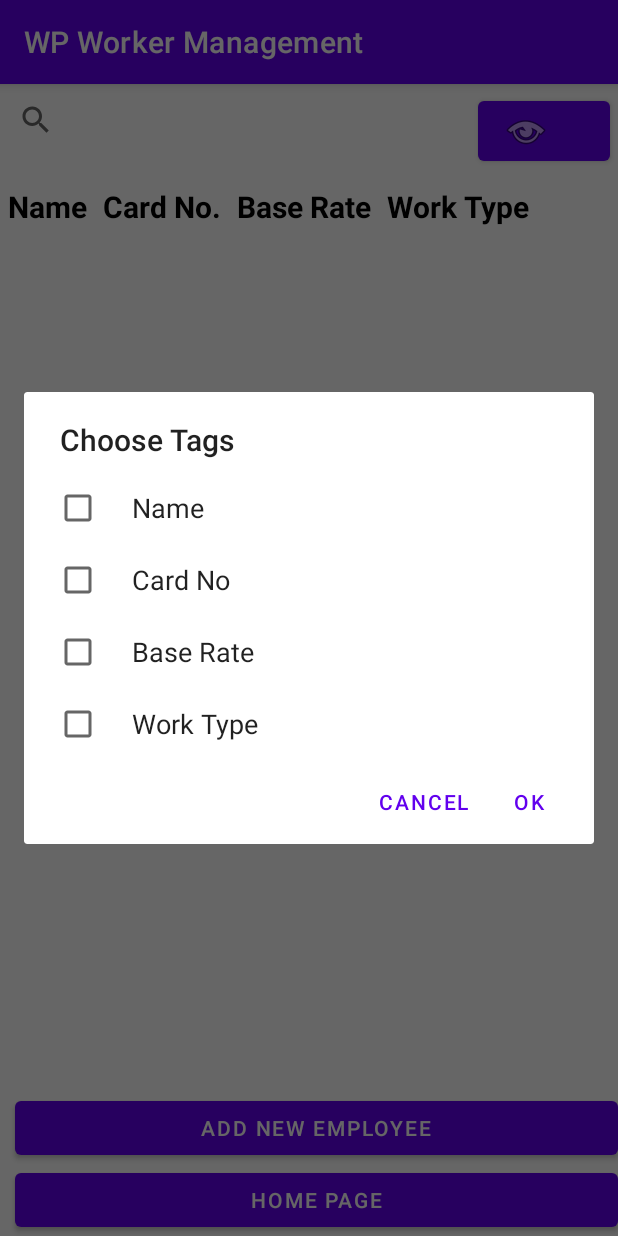
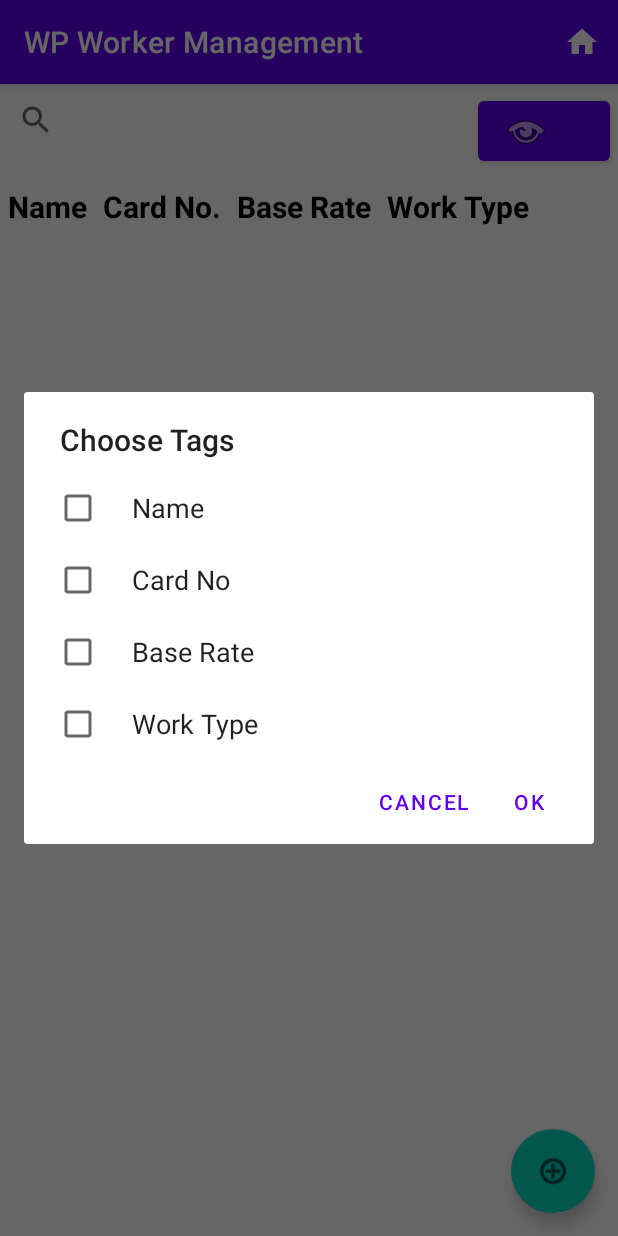
Before and after one commit to ronakpadia/WPWorkerManagement, an Android app: the WorkerListActivity screen opened directly, with no data from a screen before it, after a tap on an icon or button, on a phone screen of 412 x 824 dp. Run offline under Robolectric (Android 15) with nearby library versions, the phone set to English and light mode, and no system bars; our stand-ins replace Firebase (no records; nobody signed in at launch, a user with empty details on screens opened directly).

Commit message:
Minor changes
Added home button in all activities
Modified workerlist activity add/remove buttons

```diff
--- a/app/src/main/java/com/theinternetcompany/wpworkermanagement/MainActivity.java
+++ b/app/src/main/java/com/theinternetcompany/wpworkermanagement/MainActivity.java
@@ -49,6 +49,8 @@ public class MainActivity extends AppCompatActivity {
     @Override
     public void onBackPressed() {
     }
+
+
 
     @Override
     protected void onCreate(Bundle savedInstanceState) {
--- a/app/src/main/java/com/theinternetcompany/wpworkermanagement/WorkerListActivity.java
+++ b/app/src/main/java/com/theinternetcompany/wpworkermanagement/WorkerListActivity.java
@@ -8,6 +8,9 @@ import android.content.DialogInterface;
 import android.content.Intent;
 import android.os.Bundle;
 import android.util.Log;
+import android.view.Menu;
+import android.view.MenuInflater;
+import android.view.MenuItem;
 import android.view.View;
 import android.widget.Button;
 import android.widget.SearchView;
@@ -15,6 +18,7 @@ import android.widget.TableLayout;
 import android.widget.TableRow;
 import android.widget.TextView;
 
+import com.google.android.material.floatingactionbutton.FloatingActionButton;
 import com.google.firebase.database.DataSnapshot;
 import com.google.firebase.database.DatabaseError;
 import com.google.firebase.database.DatabaseReference;
@@ -28,7 +32,8 @@ import java.util.List;
 
 public class WorkerListActivity extends AppCompatActivity {
 
-    private Button btnHome, btnNewEmployee, btnHideShowColumns;
+    private Button btnHome, btnHideShowColumns;
+    private FloatingActionButton btnNewEmployee;
     TableLayout projectTable;
     private SearchView searchView;
     private ArrayList<WorkerProfile> workerList = new ArrayList<>();
@@ -39,12 +44,31 @@ public class WorkerListActivity extends AppCompatActivity {
     }
 
     @Override
+    public boolean onCreateOptionsMenu(Menu menu) {
+        MenuInflater inflater = getMenuInflater();
+        inflater.inflate(R.menu.menu_home_button, menu);
+        return true;
+    }
+    @Override
+    public boolean onOptionsItemSelected(MenuItem item) {
+        switch (item.getItemId()) {
+            // action with ID action_refresh was selected
+            case R.id.go_home:
+                Intent intent = new Intent(WorkerListActivity.this, MainActivity.class);
+                startActivity(intent);
+                break;
+        }
+
+        return true;
+    }
+
+    @Override
     protected void onCreate(Bundle savedInstanceState) {
         super.onCreate(savedInstanceState);
         setContentView(R.layout.activity_worker_list);
 
         btnHome = findViewById(R.id.home);
-        btnNewEmployee = findViewById(R.id.btnNewEmployee);
+        btnNewEmployee = findViewById(R.id.btnAddNewWorker);
         searchView = findViewById(R.id.searchView);
         btnHideShowColumns = findViewById(R.id.btnHideShowColumns);
         mainRef.keepSynced(true);
@@ -114,13 +138,6 @@ public class WorkerListActivity extends AppCompatActivity {
             }
         });
 
-
-        btnHome.setOnClickListener(new View.OnClickListener(){
-            @Override
-            public void onClick(View view) {
-                transitionToMainActivity();
-            }
-        });
         btnNewEmployee.setOnClickListener(new View.OnClickListener(){
             @Override
             public void onClick(View view) {
--- a/app/src/main/res/layout/activity_worker_list.xml
+++ b/app/src/main/res/layout/activity_worker_list.xml
@@ -6,7 +6,19 @@
     android:layout_height="match_parent"
     tools:context=".WorkerListActivity">
 
+    <com.google.android.material.floatingactionbutton.FloatingActionButton
+        android:id="@+id/btnAddNewWorker"
+        android:layout_width="wrap_content"
+        android:layout_height="wrap_content"
+        android:layout_marginEnd="15dp"
+        android:layout_marginBottom="15dp"
+        android:clickable="true"
+        app:layout_constraintBottom_toBottomOf="parent"
+        app:layout_constraintEnd_toEndOf="parent"
+        app:srcCompat="@android:drawable/ic_menu_add" />
+
     <RelativeLayout
+        android:id="@+id/relativeLayout"
         android:layout_width="match_parent"
         android:layout_height="match_parent"
         app:layout_constraintBottom_toBottomOf="parent"
@@ -18,8 +30,8 @@
             android:id="@+id/linearLayout"
             android:layout_width="match_parent"
             android:layout_height="match_parent"
-            android:orientation="vertical"
-            android:layout_above="@+id/LL">
+            android:layout_above="@+id/LL"
+            android:orientation="vertical">
 
             <LinearLayout
                 android:layout_width="match_parent"
@@ -45,7 +57,7 @@
 
             <HorizontalScrollView
                 android:layout_width="match_parent"
-                android:layout_height="match_parent" >
+                android:layout_height="match_parent">
 
                 <ScrollView
                     android:layout_width="wrap_content"
@@ -73,10 +85,10 @@
                                     android:layout_height="wrap_content"
                                     android:padding="5dp"
                                     android:text="Name"
+                                    android:textAppearance="?android:attr/textAppearanceMedium"
+                                    android:textColor="@color/black"
                                     android:textSize="20dp"
-                                    android:textStyle="bold"
-                                    android:textColor="@color/black"
-                                    android:textAppearance="?android:attr/textAppearanceMedium"></TextView>
+                                    android:textStyle="bold"></TextView>
 
                                 <TextView
                                     android:id="@+id/cardTag"
@@ -84,10 +96,10 @@
                                     android:layout_height="wrap_content"
                                     android:padding="5dp"
                                     android:text="Card No."
+                                    android:textAppearance="?android:attr/textAppearanceMedium"
+                                    android:textColor="@color/black"
                                     android:textSize="20dp"
-                                    android:textStyle="bold"
-                                    android:textColor="@color/black"
-                                    android:textAppearance="?android:attr/textAppearanceMedium"></TextView>
+                                    android:textStyle="bold"></TextView>
 
                                 <TextView
                                     android:id="@+id/rateTag"
@@ -95,10 +107,10 @@
                                     android:layout_height="wrap_content"
                                     android:padding="5dp"
                                     android:text="Base Rate"
+                                    android:textAppearance="?android:attr/textAppearanceMedium"
+                                    android:textColor="@color/black"
                                     android:textSize="20dp"
-                                    android:textStyle="bold"
-                                    android:textColor="@color/black"
-                                    android:textAppearance="?android:attr/textAppearanceMedium"></TextView>
+                                    android:textStyle="bold"></TextView>
 
                                 <TextView
                                     android:id="@+id/workTpyeTag"
@@ -106,10 +118,10 @@
                                     android:layout_height="wrap_content"
                                     android:padding="5dp"
                                     android:text="Work Type"
+                                    android:textAppearance="?android:attr/textAppearanceMedium"
+                                    android:textColor="@color/black"
                                     android:textSize="20dp"
-                                    android:textStyle="bold"
-                                    android:textColor="@color/black"
-                                    android:textAppearance="?android:attr/textAppearanceMedium"></TextView>
+                                    android:textStyle="bold"></TextView>
 
                             </TableRow>
 
@@ -136,37 +148,7 @@
 
         </LinearLayout>
 
-        <LinearLayout
-            android:id="@+id/LL"
-            android:layout_width="match_parent"
-            android:layout_height="wrap_content"
-            android:layout_alignParentBottom="true"
-            android:orientation="vertical"
-            app:layout_constraintBottom_toTopOf="@+id/linearLayout"
-            app:layout_constraintEnd_toEndOf="parent"
-            app:layout_constraintStart_toStartOf="parent">
-
-            <Button
-                android:id="@+id/btnNewEmployee"
-                android:layout_width="match_parent"
-                android:layout_height="wrap_content"
-                android:layout_gravity="end"
-                android:layout_marginLeft="10dp"
-                android:text="Add New Employee" />
-
-            <Button
-                android:id="@+id/home"
-                android:layout_width="match_parent"
-                android:layout_height="wrap_content"
-                android:layout_gravity="end"
-                android:layout_marginLeft="10dp"
-                android:text="Home Page" />
-
-
-
-        </LinearLayout>
     </RelativeLayout>
 
 
-
 </androidx.constraintlayout.widget.ConstraintLayout>
```
Also changed, not shown: app/src/main/java/com/theinternetcompany/wpworkermanagement/EditWorkerActivity.java (+23 -0 lines), app/src/main/java/com/theinternetcompany/wpworkermanagement/NewProjectActivity.java (+22 -0 lines), app/src/main/java/com/theinternetcompany/wpworkermanagement/NewWorkerActivity.java (+22 -0 lines), app/src/main/java/com/theinternetcompany/wpworkermanagement/WokerDetailActivity.java (+22 -0 lines).
